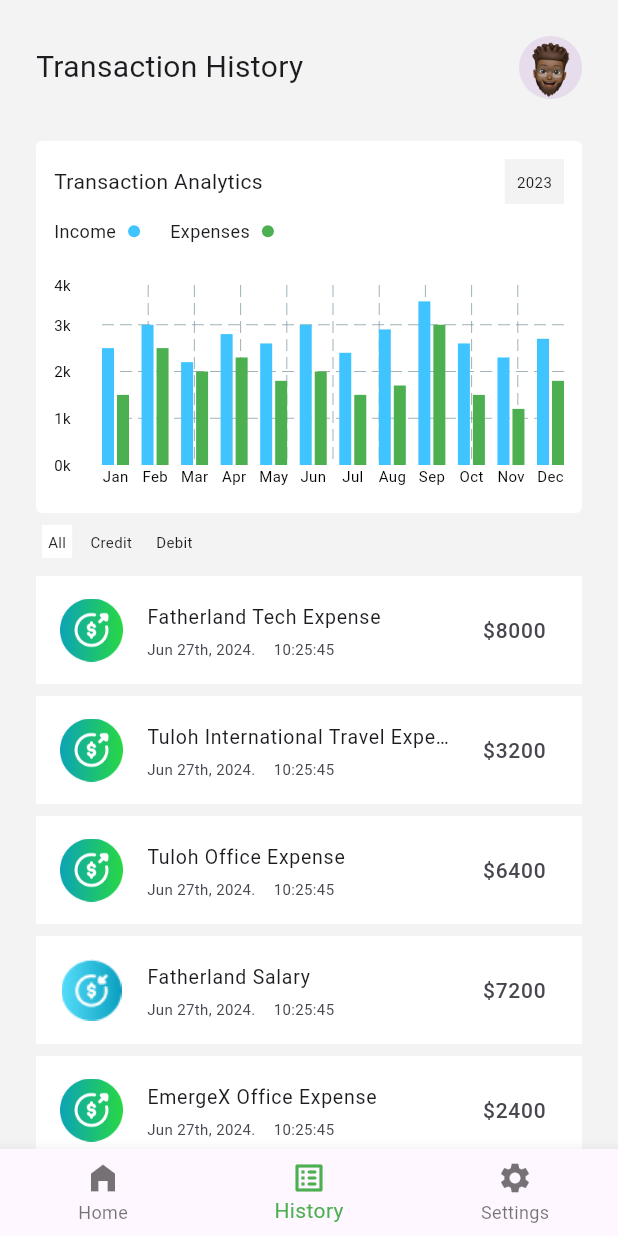
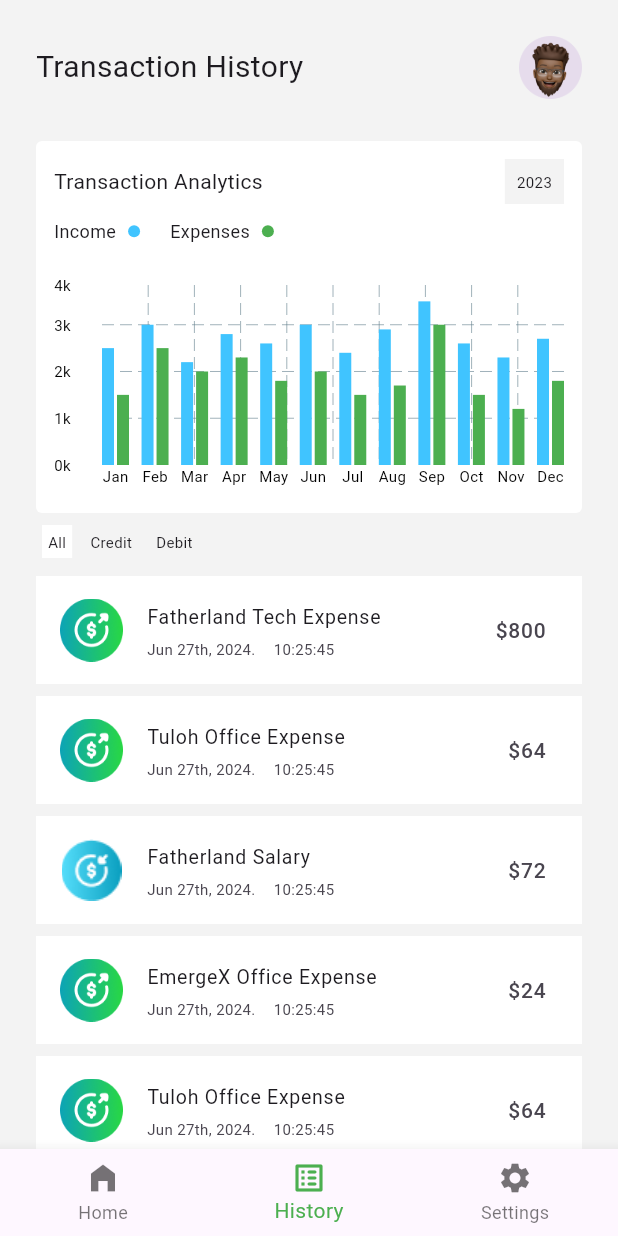
Before and after one commit to olumuyiwaa/fatherland-money, a Flutter app: the ActiveSession screen opened directly, item 2 of the bottom bar chosen, on a phone screen of 412 x 824 dp. Run offline on Flutter 3.47's test engine with Material 3 defaults, Android fonts, the phone set to English and light mode, and no system bars; drawn by our look-alikes of fl_chart.

Commit message:
"Updated login page styling, refactored transaction lists to use maps, and made minor changes to various widgets and pages."

```diff
--- a/lib/pages/transaction_log.dart
+++ b/lib/pages/transaction_log.dart
@@ -11,21 +11,21 @@ class TransactionLog extends StatelessWidget {
   TransactionLog({super.key});
 
   List transactionList = [
-    ["Fatherland Tech Expense", 8000, "expense"],
-    ["Tuloh International Travel Expense", 3200, "expense"],
-    ["Tuloh Office Expense", 6400, "expense"],
-    ["Fatherland Salary", 7200, "income"],
-    ["EmergeX Office Expense", 2400, "expense"],
-    ["Fatherland Tech Expense", 8000, "expense"],
-    ["Fatherland Tech Reimbursement", 3200, "income"],
-    ["Tuloh International Travel Expense", 3200, "expense"],
-    ["Tuloh Office Expense", 6400, "expense"],
-    ["Fatherland Salary", 7200, "income"],
-    ["EmergeX Office Expense", 2400, "expense"],
-    ["Fatherland Tech Expense", 8000, "expense"],
-    ["Tuloh International Travel Expense", 3200, "expense"],
-    ["Fatherland Tech Travel Reimbursement", 3200, "income"],
-    ["Tuloh Office Expense", 6400, "expense"],
+    {'title': "Fatherland Tech Expense", 'amount': 800, 'category': "expense"},
+    {'title': "Tuloh Office Expense", 'amount': 64, 'category': "expense"},
+    {'title': "Fatherland Salary", 'amount': 72, 'category': "income"},
+    {'title': "EmergeX Office Expense", 'amount': 24, 'category': "expense"},
+    {'title': "Tuloh Office Expense", 'amount': 64, 'category': "expense"},
+    {'title': "Fatherland Salary", 'amount': 72, 'category': "income"},
+    {'title': "EmergeX Office Expense", 'amount': 24, 'category': "expense"},
+    {
+      'title': "Tuloh International Travel Reimbursement",
+      'amount': 42,
+      'category': "income"
+    },
+    {'title': "Tuloh Office Expense", 'amount': 64, 'category': "expense"},
+    {'title': "Fatherland Salary", 'amount': 72, 'category': "income"},
+    {'title': "EmergeX Office Expense", 'amount': 24, 'category': "expense"},
   ];
 
   @override
@@ -101,9 +101,9 @@ class TransactionLog extends StatelessWidget {
             itemCount: 10,
             itemBuilder: (context, index) {
               return TransactionHistoryCard(
-                transactionName: transactionList[index][0],
-                transactionAmount: transactionList[index][1],
-                transactionIcon: transactionList[index][2],
+                transactionName: transactionList[index]['title'],
+                transactionAmount: transactionList[index]['amount'].toString(),
+                transactionIcon: transactionList[index]['category'],
               );
             }),
       ],
--- a/lib/utilities/transation_history_card.dart
+++ b/lib/utilities/transation_history_card.dart
@@ -4,7 +4,7 @@ import 'package:flutter/material.dart';
 
 class TransactionHistoryCard extends StatelessWidget {
   final String transactionName;
-  final int transactionAmount;
+  final String transactionAmount;
   final String transactionIcon;
 
   const TransactionHistoryCard({
--- a/lib/welcome.dart
+++ b/lib/welcome.dart
@@ -32,7 +32,7 @@ class Welcome extends StatelessWidget {
                     MaterialPageRoute(builder: (context) => Login()),
                   );
                 },
-                child: ButtonBig(buttonText: 'log in'),
+                child: ButtonBig(buttonText: 'Login'),
               ),
               Padding(
                 padding: const EdgeInsets.only(bottom: 12),
@@ -43,7 +43,7 @@ class Welcome extends StatelessWidget {
                     color: Colors.white,
                     border: Border.all(
                       color: Color.fromARGB(224, 38, 50, 56),
-                      width: 2,
+                      width: 1,
                     ),
                   ),
                   child: Align(
```
Also changed, not shown: lib/auth/login.dart (+19 -9 lines), lib/pages/home_page.dart (+13 -8 lines).
